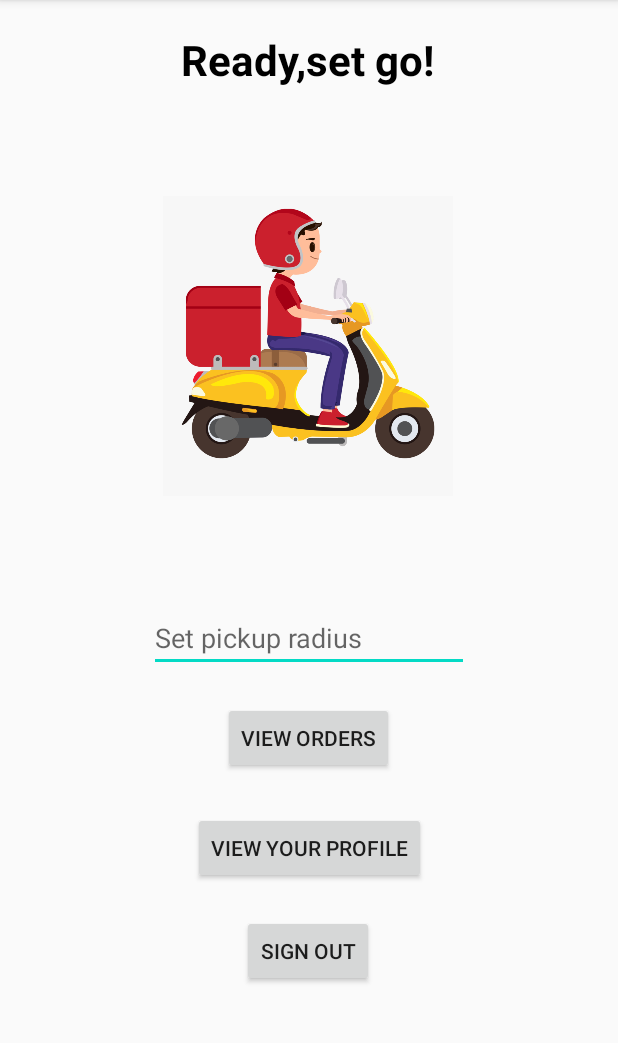
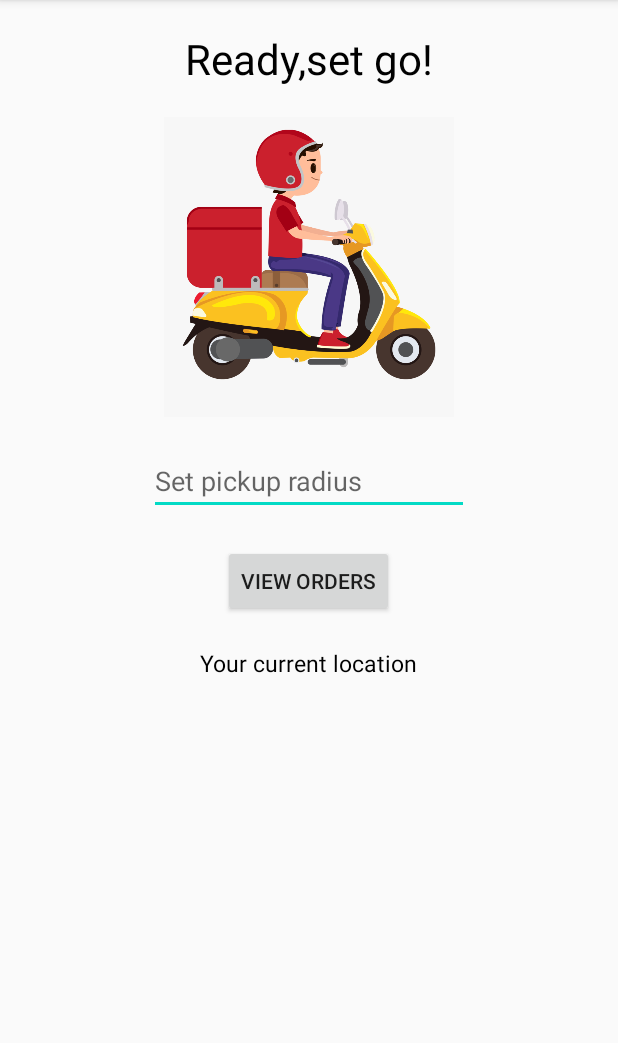
Before and after one commit to Brsrkr117/PointtoPoint, an Android app: the RiderSecondActivity screen opened directly, with no data from a screen before it, on a phone screen of 412 x 824 dp, the part 84-1127 px from its top. Run offline under Robolectric (Android 15) with nearby library versions, the phone set to English and light mode, and no system bars; our stand-ins replace Firebase (no records; nobody signed in at launch, a user with empty details on screens opened directly).

Commit message:
Bug fixed

```diff
--- a/app/src/main/java/com/example/pointtopoint/RiderSecondActivity.java
+++ b/app/src/main/java/com/example/pointtopoint/RiderSecondActivity.java
@@ -10,6 +10,7 @@ import android.view.MenuItem;
 import android.view.View;
 import android.widget.Button;
 import android.widget.EditText;
+import android.widget.TextView;
 import android.widget.Toast;
 
 import androidx.annotation.NonNull;
@@ -31,12 +32,13 @@ import java.util.Map;
 public class RiderSecondActivity extends AppCompatActivity {
     private static final String TAG = "here";
     private FirebaseAuth firebaseAuth;
-    private Button signout;
-    private Button Viewprofile;
+    //private Button signout;
+    //private Button Viewprofile;
     private Button Vieworders;
     private EditText radius;
     private String UserID;
     private FirebaseFirestore db;
+    private TextView locationhead,lat,lng;
 
     private FusedLocationProviderClient mFusedLocationProviderClient;
 
@@ -54,20 +56,29 @@ public class RiderSecondActivity extends AppCompatActivity {
         firebaseAuth = FirebaseAuth.getInstance();
         db=FirebaseFirestore.getInstance();
         UserID=firebaseAuth.getCurrentUser().getUid();
-        signout=(Button)findViewById(R.id.buttonRsignout);
-        Viewprofile=(Button) findViewById(R.id.btnviewprof);
+        //signout=(Button)findViewById(R.id.buttonRsignout);
+        //Viewprofile=(Button) findViewById(R.id.btnviewprof);
         Vieworders=(Button) findViewById(R.id.btnViewOrder);
         radius=(EditText) findViewById(R.id.etradius);
+        locationhead=findViewById(R.id.loc_head);
+
+        lat=findViewById(R.id.lat);
+        lng=findViewById(R.id.lng);
+
+
+
         mFusedLocationProviderClient = LocationServices.getFusedLocationProviderClient(this);
         mFusedLocationProviderClient.getLastLocation();
         getLocationPermission();
         getDeviceLocation();
 
-        //Toast.makeText(RiderSecondActivity.this,Double.toString(mLastKnownLocation.getLatitude()) , Toast.LENGTH_SHORT).show();
-        //currentlat = Double.toString(mLastKnownLocation.getLatitude());
-        //currentlong = Double.toString(mLastKnownLocation.getLongitude());
+        //Toast.makeText(RiderSecondActivity.this,currentlat, Toast.LENGTH_SHORT).show();
+        currentlat = lat.getText().toString();
+        currentlong = lng.getText().toString();
 
-        signout.setOnClickListener(new View.OnClickListener() {
+        //Toast.makeText(RiderSecondActivity.this, currentlat, Toast.LENGTH_LONG).show();
+
+        /*signout.setOnClickListener(new View.OnClickListener() {
             @Override
             public void onClick(View v) {
                 Logout();
@@ -80,18 +91,20 @@ public class RiderSecondActivity extends AppCompatActivity {
                 finish();
                 startActivity(new Intent(RiderSecondActivity.this, RiderProfileViewActivity.class));
             }
-        });
+        });*/
 
         Vieworders.setOnClickListener(new View.OnClickListener() {
             @RequiresApi(api = Build.VERSION_CODES.N)
             @Override
             public void onClick(View v) {
                 String rad=radius.getText().toString();
+                String currentlat1 = lat.getText().toString();
+                String currentlong1 = lng.getText().toString();
+
                 if(rad.isEmpty()){
                     Toast.makeText(RiderSecondActivity.this, "Enter radius", Toast.LENGTH_SHORT).show();
                 }
                 else{
-
 
                     db=FirebaseFirestore.getInstance();
 
@@ -100,10 +113,14 @@ public class RiderSecondActivity extends AppCompatActivity {
 
                     db.collection("riders").document(UserID).update(usermap);
 
+
+
                     Bundle bundle = new Bundle();
                     bundle.putString("radius",rad);
-                    bundle.putString("currentlat",currentlat);
-                    bundle.putString("currentlong",currentlong);
+                    bundle.putString("currentlat",currentlat1);
+                    bundle.putString("currentlong",currentlong1);
+
+                    //Toast.makeText(RiderSecondActivity.this,currentlat1, Toast.LENGTH_LONG).show();
 
                     Intent intent = new Intent(getApplicationContext(), RiderViewOrderActivity.class);
                     intent.putExtras(bundle);
@@ -127,8 +144,10 @@ public class RiderSecondActivity extends AppCompatActivity {
          */
         mFusedLocationProviderClient.getLastLocation().addOnSuccessListener(this,location ->{
             if(location!=null){
-                currentlat = Double.toString(location.getLatitude());
-                currentlong = Double.toString(location.getLongitude());
+                /*currentlat = Double.toString(location.getLatitude());
+                currentlong = Double.toString(location.getLongitude());*/
+                lng.setText(Double.toString(location.getLongitude()));
+                lat.setText(Double.toString(location.getLatitude()));
                 Toast.makeText(RiderSecondActivity.this,"Location Detected",Toast.LENGTH_SHORT).show();
             }
             else
--- a/app/src/main/java/com/example/pointtopoint/RiderViewOrderActivity.java
+++ b/app/src/main/java/com/example/pointtopoint/RiderViewOrderActivity.java
@@ -92,8 +92,8 @@ public class RiderViewOrderActivity extends AppCompatActivity {
         mOrderlist.setAdapter(ordersListAdapter);
         mFusedLocationProviderClient = LocationServices.getFusedLocationProviderClient(this);
         mFusedLocationProviderClient.getLastLocation();
-        getLocationPermission();
-        getDeviceLocation();
+        //getLocationPermission();
+        //getDeviceLocation();
 
         db=FirebaseFirestore.getInstance();
         db.collection("orders").addSnapshotListener(new EventListener<QuerySnapshot>() {
@@ -253,10 +253,8 @@ public class RiderViewOrderActivity extends AppCompatActivity {
     public boolean onOptionsItemSelected(MenuItem item) {
         switch (item.getItemId()) {
             case R.id.reset_radius:
-                Toast.makeText(RiderViewOrderActivity.this, "Sorry for inconvenience.Please Restart app", Toast.LENGTH_SHORT).show();
-                firebaseAuth.signOut();
                 finish();
-                startActivity(new Intent(RiderViewOrderActivity.this, LoginActivity.class));
+                startActivity(new Intent(RiderViewOrderActivity.this, RiderSecondActivity.class));
                 break;
         }
 
--- a/app/src/main/res/layout/activity_rider_second.xml
+++ b/app/src/main/res/layout/activity_rider_second.xml
@@ -6,7 +6,7 @@
     android:layout_height="match_parent"
     tools:context=".RiderSecondActivity">
 
-    <TextView
+    <!--<TextView
         android:id="@+id/textView2"
         android:layout_width="wrap_content"
         android:layout_height="wrap_content"
@@ -45,16 +45,6 @@
         app:layout_constraintTop_toBottomOf="@+id/textView2"
         app:layout_constraintVertical_bias="0.813" />
 
-    <Button
-        android:id="@+id/btnviewprof"
-        android:layout_width="wrap_content"
-        android:layout_height="wrap_content"
-        android:text="View Your profile"
-        app:layout_constraintBottom_toTopOf="@+id/buttonRsignout"
-        app:layout_constraintEnd_toEndOf="parent"
-        app:layout_constraintStart_toStartOf="parent"
-        app:layout_constraintTop_toBottomOf="@+id/btnViewOrder"
-        app:layout_constraintVertical_bias="0.555" />
 
     <EditText
         android:id="@+id/etradius"
@@ -77,6 +67,78 @@
         app:layout_constraintHorizontal_bias="0.497"
         app:layout_constraintStart_toStartOf="parent"
         app:layout_constraintTop_toBottomOf="@+id/textView2"
-        app:srcCompat="@drawable/deliverer" />
+        app:srcCompat="@drawable/deliverer" />-->
+
+    <LinearLayout
+        android:layout_width="match_parent"
+        android:layout_height="match_parent"
+        android:orientation="vertical">
+
+        <TextView
+            android:id="@+id/textView2"
+            android:layout_width="wrap_content"
+            android:layout_height="wrap_content"
+            android:text="Ready,set go!"
+            android:textColor="#000000"
+            android:textSize="28sp"
+            android:layout_gravity="center_horizontal"
+            android:layout_marginTop="20dp" />
+
+        <ImageView
+            android:layout_width="200dp"
+            android:layout_height="200dp"
+            android:layout_gravity="center_horizontal"
+            android:layout_marginTop="20dp"
+            app:srcCompat="@drawable/deliverer" />
+
+        <EditText
+            android:id="@+id/etradius"
+            android:layout_width="wrap_content"
+            android:layout_height="wrap_content"
+            android:ems="10"
+            android:hint="Set pickup radius"
+            android:inputType="number"
+            android:layout_gravity="center_horizontal"
+            android:layout_marginTop="20dp"/>
+
+        <Button
+            android:id="@+id/btnViewOrder"
+            android:layout_width="wrap_content"
+            android:layout_height="wrap_content"
+            android:layout_gravity="center_horizontal"
+            android:layout_marginTop="20dp"
+            android:text="View Orders"/>
+
+        <TextView
+            android:id="@+id/loc_head"
+            android:layout_width="wrap_content"
+            android:layout_height="wrap_content"
+            android:text="Your current location"
+            android:textColor="#000000"
+            android:textSize="15sp"
+            android:layout_gravity="center_horizontal"
+            android:layout_marginTop="20dp" />
+
+        <TextView
+            android:id="@+id/lat"
+            android:layout_width="wrap_content"
+            android:layout_height="wrap_content"
+            android:textColor="#000000"
+            android:textSize="15sp"
+            android:layout_gravity="center_horizontal"
+            android:layout_marginTop="20dp" />
+
+        <TextView
+            android:id="@+id/lng"
+            android:layout_width="wrap_content"
+            android:layout_height="wrap_content"
+            android:textColor="#000000"
+            android:textSize="15sp"
+            android:layout_gravity="center_horizontal"
+            android:layout_marginTop="20dp" />
+
+
+
+    </LinearLayout>
 
 </androidx.constraintlayout.widget.ConstraintLayout>
```
